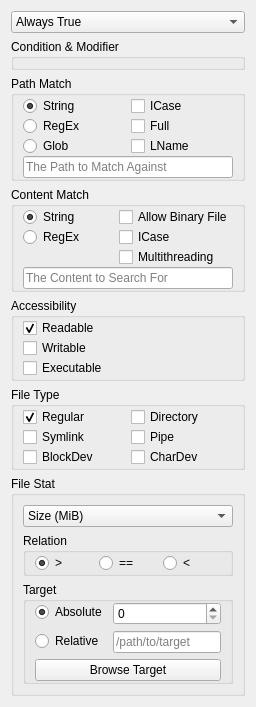
cxxsucks/SearchEverywhere, file widgets/oriepredselector.ui: the form before one commit.
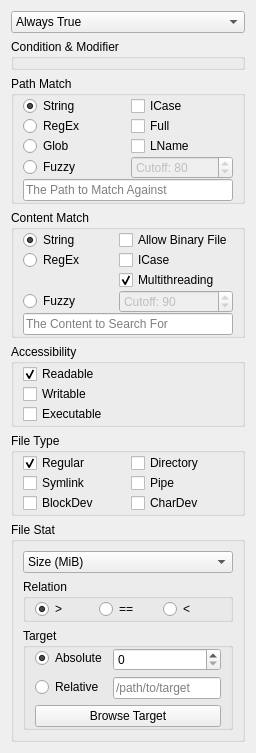
The form after the commit.

Commit message:
Fuzz path & content search GUI
backquotes are banned altogether to prevent injection :(

Patch:
```diff
--- a/widgets/oriepredselector.ui
+++ b/widgets/oriepredselector.ui
@@ -178,7 +178,30 @@
         </property>
        </widget>
       </item>
-      <item row="3" column="0" colspan="2">
+      <item row="3" column="0">
+       <widget class="QRadioButton" name="fuzzPathRadio">
+        <property name="text">
+         <string>Fuzzy</string>
+        </property>
+       </widget>
+      </item>
+      <item row="3" column="1">
+       <widget class="QSpinBox" name="fuzzCutPathSpin">
+        <property name="enabled">
+         <bool>false</bool>
+        </property>
+        <property name="toolTip">
+         <string>Similarity required for a file to show up in fuzzy matching</string>
+        </property>
+        <property name="prefix">
+         <string>Cutoff: </string>
+        </property>
+        <property name="value">
+         <number>80</number>
+        </property>
+       </widget>
+      </item>
+      <item row="4" column="0" colspan="2">
        <widget class="QLineEdit" name="pathPredEdit">
         <property name="placeholderText">
          <string>The Path to Match Against</string>
@@ -216,24 +239,17 @@
         </property>
        </widget>
       </item>
-      <item row="2" column="1">
-       <widget class="QCheckBox" name="icaseContBox">
+      <item row="0" column="1">
+       <widget class="QCheckBox" name="allowBinContBox">
         <property name="toolTip">
          <string>Do case-insensitive match.</string>
         </property>
         <property name="text">
-         <string>ICase</string>
+         <string>Allow Binary File</string>
         </property>
        </widget>
       </item>
-      <item row="4" column="0" colspan="2">
-       <widget class="QLineEdit" name="contPredEdit">
-        <property name="placeholderText">
-         <string>The Content to Search For</string>
-        </property>
-       </widget>
-      </item>
-      <item row="2" column="0">
+      <item row="1" column="0">
        <widget class="QRadioButton" name="rgxContRadio">
         <property name="toolTip">
          <string>PCRE2 Regular Expression. Do not use if you do not know what regex is.</string>
@@ -243,7 +259,17 @@
         </property>
        </widget>
       </item>
-      <item row="3" column="1">
+      <item row="1" column="1">
+       <widget class="QCheckBox" name="icaseContBox">
+        <property name="toolTip">
+         <string>Do case-insensitive match.</string>
+        </property>
+        <property name="text">
+         <string>ICase</string>
+        </property>
+       </widget>
+      </item>
+      <item row="2" column="1">
        <widget class="QCheckBox" name="coucurContBox">
         <property name="toolTip">
          <string>Search for content in multiple threads. Will be significantly faster on SSDs and marginally faster on HDDs, but would likely cause CPU usage to soar. Choose according ro your starting paths.</string>
@@ -251,15 +277,38 @@
         <property name="text">
          <string>Multithreading</string>
         </property>
+        <property name="checked">
+         <bool>true</bool>
+        </property>
        </widget>
       </item>
-      <item row="0" column="1">
-       <widget class="QCheckBox" name="allowBinContBox">
-        <property name="toolTip">
-         <string>Also search for non-plain text file.</string>
-        </property>
+      <item row="3" column="0">
+       <widget class="QRadioButton" name="fuzzContRadio">
         <property name="text">
-         <string>Allow Binary File</string>
+         <string>Fuzzy</string>
+        </property>
+       </widget>
+      </item>
+      <item row="3" column="1">
+       <widget class="QSpinBox" name="fuzzCutContSpin">
+        <property name="enabled">
+         <bool>false</bool>
+        </property>
+        <property name="toolTip">
+         <string>Similarity required for a file to show up in fuzzy matching</string>
+        </property>
+        <property name="prefix">
+         <string>Cutoff: </string>
+        </property>
+        <property name="value">
+         <number>90</number>
+        </property>
+       </widget>
+      </item>
+      <item row="4" column="0" colspan="2">
+       <widget class="QLineEdit" name="contPredEdit">
+        <property name="placeholderText">
+         <string>The Content to Search For</string>
         </property>
        </widget>
       </item>
```
Left out of the diff: 100 changed lines with no effect on the pictures. The commit also changes 2 other files.
